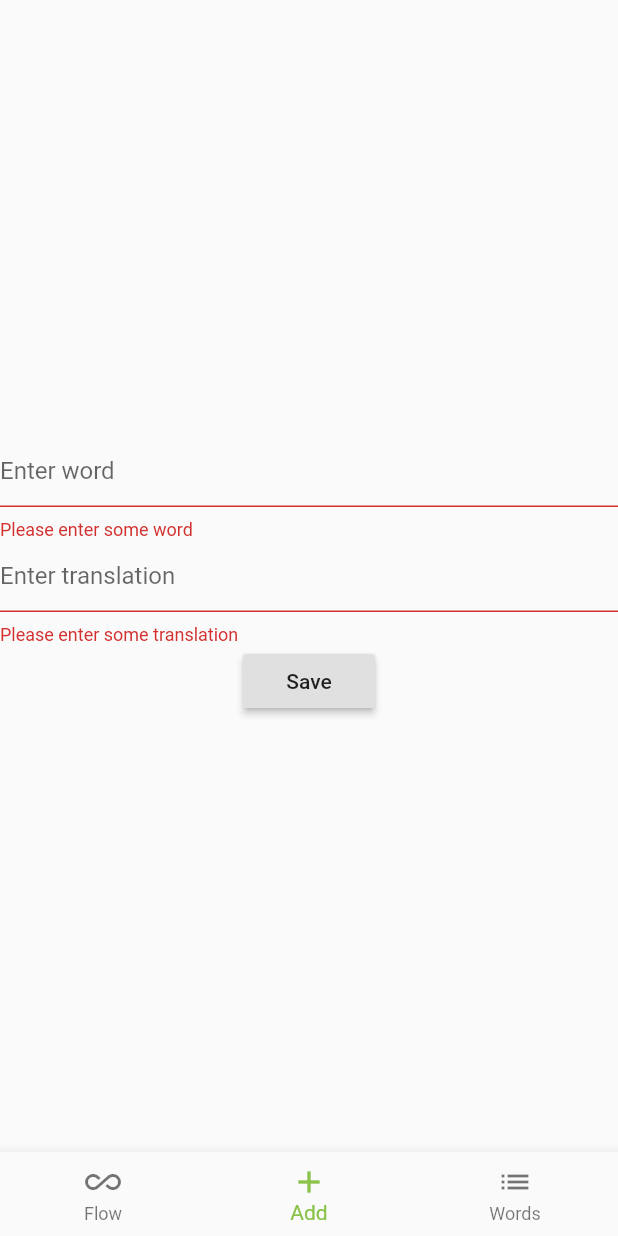
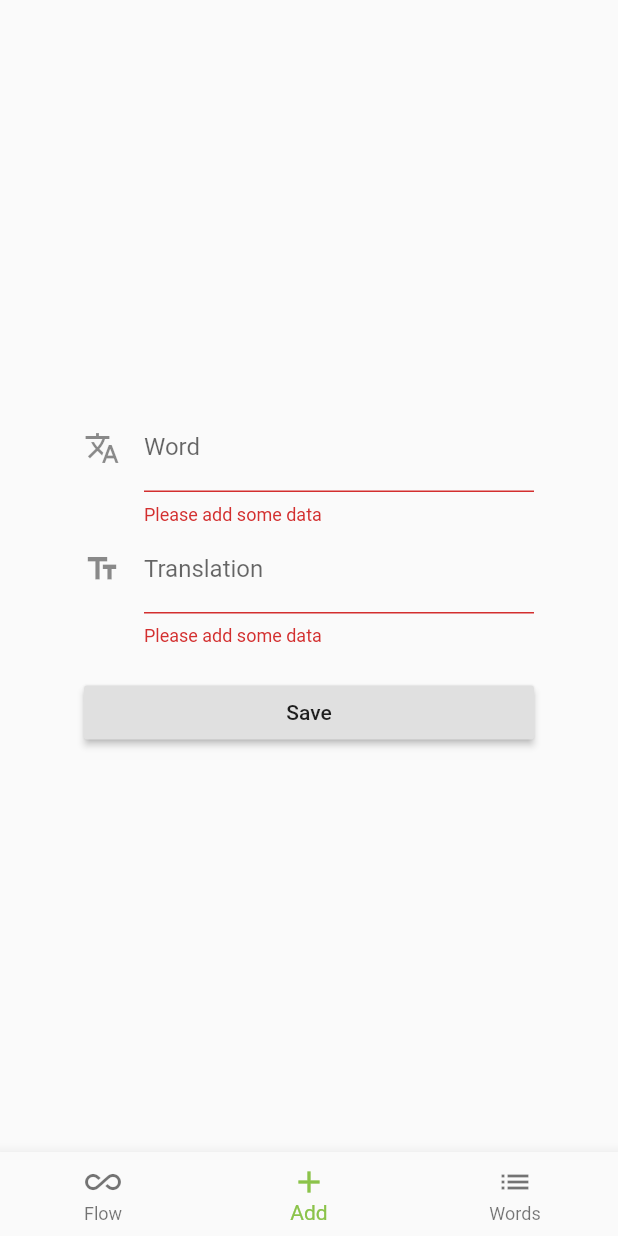
Before and after one commit to laera-io/laera, a Flutter app: the screen it shows after launch, item 2 of the bottom bar chosen, after a tap on "Save", on a phone screen of 412 x 824 dp. Run offline on Flutter 3.47's test engine with Material 2 defaults, Android fonts, the phone set to English and light mode, and no system bars; our stand-ins replace sqflite; accounts and stored records are empty; generated files the repository leaves out were written again.

Commit message:
#7 prettify add page
* Limit size of input form and center it
* Add space between input form and save button
* Add icons to form
* Reset form after save button pressed
* Add snack bar message after message saved
* Other small UI refactorings

```diff
--- a/lib/pages/add/add.dart
+++ b/lib/pages/add/add.dart
@@ -24,7 +24,11 @@ class _AddPageState extends State<AddPage> {
 
   @override
   Widget build(BuildContext context) {
-    return Form(
+    return Center(
+      child: Container(
+        width: 300,
+        height: 500,
+        child: Form(
           key: _formKey,
           child: Column(
             mainAxisAlignment: MainAxisAlignment.center,
@@ -32,11 +36,12 @@ class _AddPageState extends State<AddPage> {
               TextFormField(
                 controller: _wordText,
                 decoration: const InputDecoration(
-              hintText: 'Enter word',
+                  labelText: 'Word',
+                  icon: Icon(Icons.translate),
                 ),
                 validator: (value) {
                   if (value.isEmpty) {
-                return 'Please enter some word';
+                    return 'Please add some data';
                   }
                   return null;
                 },
@@ -44,29 +49,44 @@ class _AddPageState extends State<AddPage> {
               TextFormField(
                 controller: _translationText,
                 decoration: const InputDecoration(
-              hintText: 'Enter translation',
+                  labelText: 'Translation',
+                  icon: Icon(Icons.text_fields),
                 ),
                 validator: (value) {
                   if (value.isEmpty) {
-                return 'Please enter some translation';
+                    return 'Please add some data';
                   }
                   return null;
                 },
               ),
-          RaisedButton(
+              SizedBox(
+                height: 20,
+              ),
+              SizedBox(
+                width: double.infinity,
+                child: RaisedButton(
                   onPressed: () {
                     if (_formKey.currentState.validate()) {
-                return widget._wordRepo.add(
+                      widget._wordRepo.add(
                         Word(
                           _wordText.value.text,
                           _translationText.value.text,
                         ),
                       );
+                      _formKey.currentState?.reset();
+
+                      final snackBar = SnackBar(
+                        content: Text('Saved'),
+                      );
+                      Scaffold.of(context).showSnackBar(snackBar);
                     }
                   },
-            child: Text("Save"),
+                  child: Text('Save'),
+                ),
               ),
             ],
+          ),
+        ),
       ),
     );
   }
```
Lines whose indentation alone changed are shown as unchanged.
